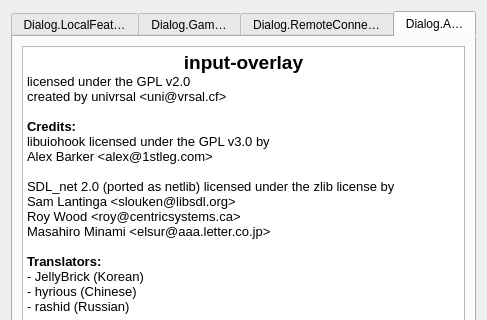
First picture: the form in projects/plugin/src/gui/io_settings_dialog.ui, repository univrsal/input-overlay, before the edit; both pictures show x 0 to 487 and y 0 to 320 of the 487 by 676 pixel window.
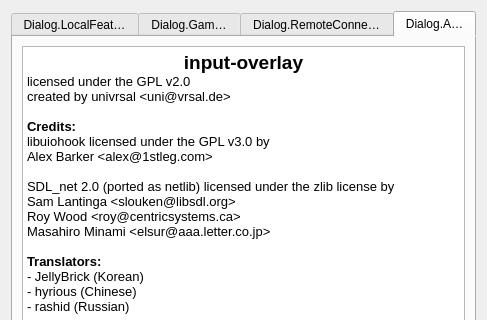
Second picture: the form after the edit. The open tabs and pages were chosen to show the change.

```diff
--- a/projects/plugin/src/gui/io_settings_dialog.ui
+++ b/projects/plugin/src/gui/io_settings_dialog.ui
@@ -1508,7 +1508,7 @@
 &lt;/style&gt;&lt;/head&gt;&lt;body style=&quot; font-family:'Arial'; font-size:11pt; font-weight:400; font-style:normal;&quot;&gt;
 &lt;p align=&quot;center&quot; style=&quot; margin-top:0px; margin-bottom:0px; margin-left:0px; margin-right:0px; -qt-block-indent:0; text-indent:0px;&quot;&gt;&lt;span style=&quot; font-family:'Noto Sans'; font-size:14pt; font-weight:600;&quot;&gt;input-overlay&lt;/span&gt;&lt;/p&gt;
 &lt;p style=&quot; margin-top:0px; margin-bottom:0px; margin-left:0px; margin-right:0px; -qt-block-indent:0; text-indent:0px;&quot;&gt;&lt;span style=&quot; font-family:'Noto Sans'; font-size:10pt;&quot;&gt;licensed under the GPL v2.0&lt;/span&gt;&lt;/p&gt;
-&lt;p style=&quot; margin-top:0px; margin-bottom:0px; margin-left:0px; margin-right:0px; -qt-block-indent:0; text-indent:0px;&quot;&gt;&lt;span style=&quot; font-family:'Noto Sans'; font-size:10pt;&quot;&gt;created by univrsal &amp;lt;uni@vrsal.cf&amp;gt;&lt;/span&gt;&lt;/p&gt;
+&lt;p style=&quot; margin-top:0px; margin-bottom:0px; margin-left:0px; margin-right:0px; -qt-block-indent:0; text-indent:0px;&quot;&gt;&lt;span style=&quot; font-family:'Noto Sans'; font-size:10pt;&quot;&gt;created by univrsal &amp;lt;uni@vrsal.de&amp;gt;&lt;/span&gt;&lt;/p&gt;
 &lt;p style=&quot;-qt-paragraph-type:empty; margin-top:0px; margin-bottom:0px; margin-left:0px; margin-right:0px; -qt-block-indent:0; text-indent:0px; font-family:'Noto Sans'; font-size:10pt;&quot;&gt;&lt;br /&gt;&lt;/p&gt;
 &lt;p style=&quot; margin-top:0px; margin-bottom:0px; margin-left:0px; margin-right:0px; -qt-block-indent:0; text-indent:0px;&quot;&gt;&lt;span style=&quot; font-family:'Noto Sans'; font-size:10pt; font-weight:600;&quot;&gt;Credits:&lt;/span&gt;&lt;/p&gt;
 &lt;p style=&quot; margin-top:0px; margin-bottom:0px; margin-left:0px; margin-right:0px; -qt-block-indent:0; text-indent:0px;&quot;&gt;&lt;span style=&quot; font-family:'Noto Sans'; font-size:10pt;&quot;&gt;libuiohook licensed under the GPL v3.0 by&lt;/span&gt;&lt;/p&gt;
```
